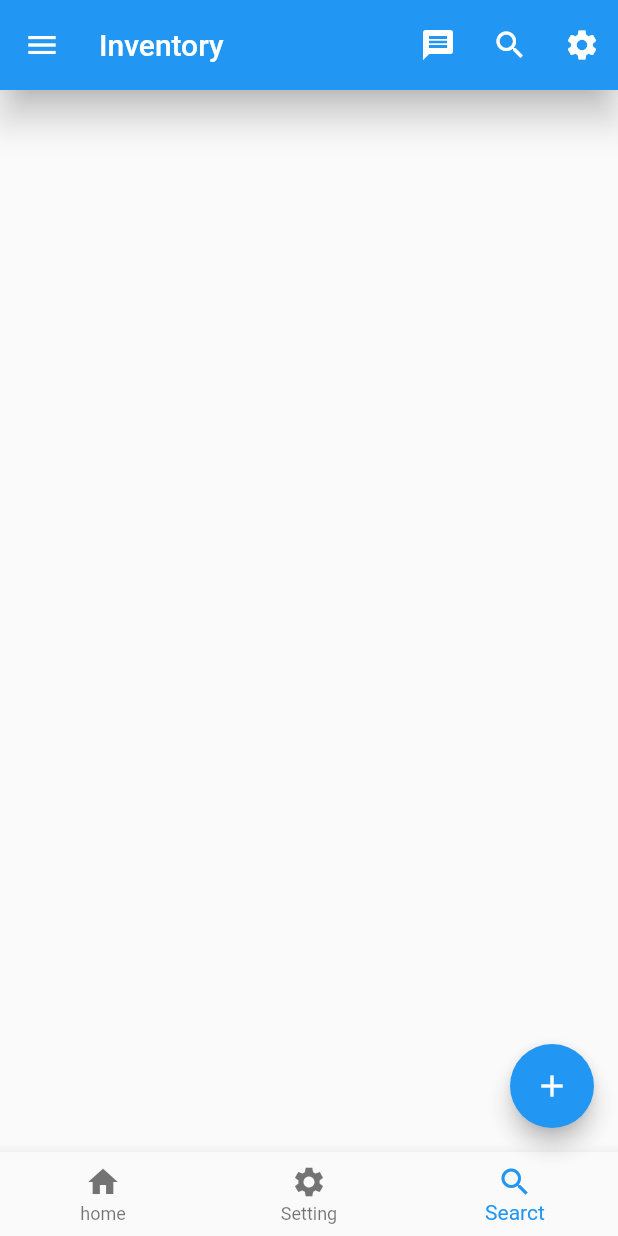
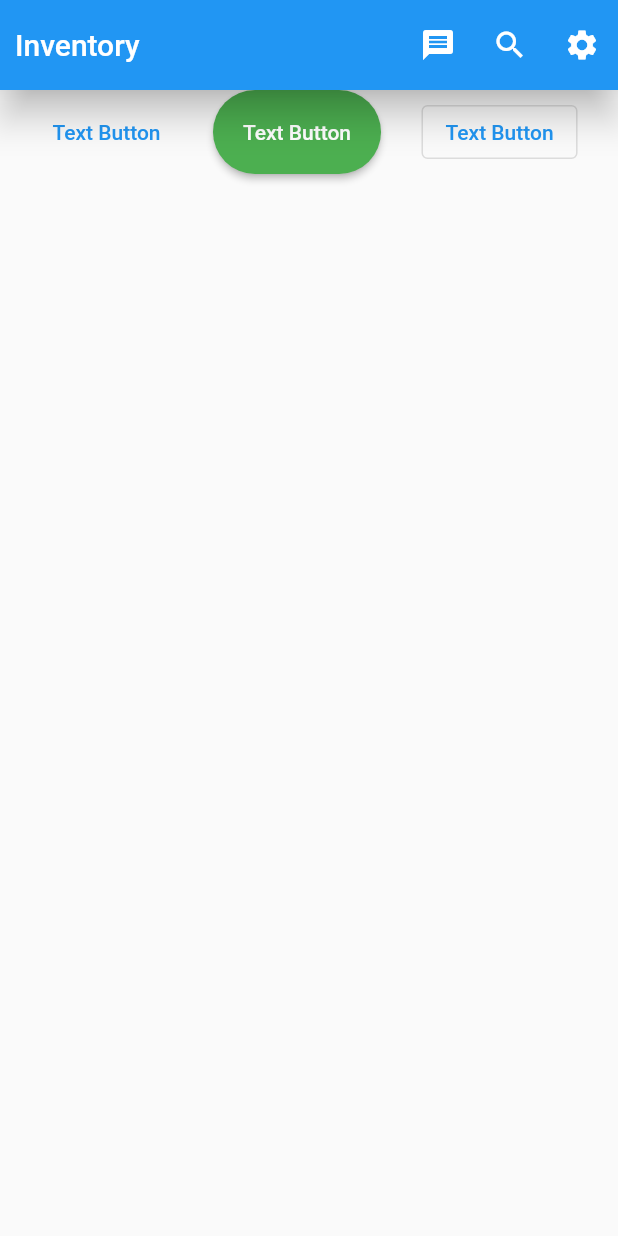
Before and after one commit to sohel7/flutter_office_practice, a Flutter app: the screen it shows after launch, on a phone screen of 412 x 824 dp. Run offline on Flutter 3.47's test engine with Material 2 defaults, Android fonts, the phone set to English and light mode, and no system bars.

Commit message:
commit first

```diff
--- a/lib/main.dart
+++ b/lib/main.dart
@@ -22,7 +22,7 @@ class MyApp extends StatelessWidget{
 //  SHow Snackbar Message  IN AppBar
 //==================================
 class HomeActivity extends StatelessWidget{
-  const HomeActivity({super.key});
+   const HomeActivity({super.key});
 
   MySnackBar(message,context){
 
@@ -35,6 +35,18 @@ class HomeActivity extends StatelessWidget{
 
   @override
   Widget build(BuildContext context) {
+
+    // ADD CUSTOM BUTTON STYLE for eleveted button
+    final ButtonStyle buttonStyle=ElevatedButton.styleFrom(
+        padding: EdgeInsets.all(20),
+        backgroundColor: Colors.green,
+        foregroundColor: Colors.white,
+        shape: RoundedRectangleBorder(
+          borderRadius: BorderRadius.all(Radius.circular(40))
+        )
+
+    );
+
     return Scaffold(
 
       appBar: AppBar(
@@ -53,124 +65,143 @@ class HomeActivity extends StatelessWidget{
           IconButton(onPressed: (){MySnackBar("Settings", context);}, icon: Icon(Icons.settings)),
         ],
       ),
-      floatingActionButton: FloatingActionButton(
-        elevation: 6,
-        child: Icon(Icons.add),
-        backgroundColor: Colors.blue,
-        onPressed: (){
-          MySnackBar("I am FLoating Action Buttion",context);
-
-        },
-      ),
-      bottomNavigationBar: BottomNavigationBar(
-        currentIndex: 2,// will show the active index
-        items: [
-
-          BottomNavigationBarItem(icon: Icon(Icons.home), label: "home"),
-          BottomNavigationBarItem(icon: Icon(Icons.settings), label: "Setting"),
-          BottomNavigationBarItem(icon: Icon(Icons.search), label: "Searct"),
+      // floatingActionButton: FloatingActionButton(
+      //   elevation: 6,
+      //   child: Icon(Icons.add),
+      //   backgroundColor: Colors.blue,
+      //   onPressed: (){
+      //     MySnackBar("I am FLoating Action Buttion",context);
+      //
+      //   },
+      // ),
+      // bottomNavigationBar: BottomNavigationBar(
+      //   currentIndex: 2,// will show the active index
+      //   items: [
+      //
+      //     BottomNavigationBarItem(icon: Icon(Icons.home), label: "home"),
+      //     BottomNavigationBarItem(icon: Icon(Icons.settings), label: "Setting"),
+      //     BottomNavigationBarItem(icon: Icon(Icons.search), label: "Searct"),
+      //   ],
+      // ),
+      // drawer: Drawer(
+      //   child: ListView(
+      //     children: [
+      //       // DrawerHeader(child:  Text("Sohel")),
+      //       DrawerHeader(
+      //         padding: EdgeInsets.all(0),
+      //         child: UserAccountsDrawerHeader(
+      //           decoration: BoxDecoration(color: Colors.white),
+      //           accountName: Text("Md SOhel Hossain", style: TextStyle(color: Colors.black),),
+      //           accountEmail: Text("sohelju1983@gmail.com",style: TextStyle(color: Colors.black),),
+      //           currentAccountPicture: Image.network("https://banner2.cleanpng.com/20180710/xui/kisspng-dart-programming-language-flutter-object-oriented-flutter-logo-5b454ed3adae62.4180922415312688197114.jpg"),
+      //           onDetailsPressed: (){
+      //             MySnackBar("Iam Details", context);
+      //           },
+      //
+      //
+      //         ),
+      //       ),
+      //       ListTile(
+      //           leading: Icon(Icons.home),
+      //           title: Text("home"),
+      //           onTap: (){
+      //             MySnackBar("Home",context);
+      //           }),
+      //       ListTile(
+      //           leading: Icon(Icons.contacts),
+      //           title: Text("contact"),
+      //           onTap: (){
+      //             MySnackBar("Contact",context);
+      //           }),
+      //       ListTile(
+      //           leading: Icon(Icons.person),
+      //           title: Text("profile"),
+      //           onTap: (){
+      //             MySnackBar("profile",context);
+      //           }),
+      //       ListTile(
+      //           leading: Icon(Icons.phone),
+      //           title: Text("phone"),
+      //           onTap: (){
+      //             MySnackBar("phone",context);
+      //           }),
+      //     ],
+      //   ),
+      // ),
+      // endDrawer: Drawer(
+      //   child: ListView(
+      //     children: [
+      //       // DrawerHeader(child:  Text("Sohel")),
+      //       DrawerHeader(
+      //         padding: EdgeInsets.all(0),
+      //         child: UserAccountsDrawerHeader(
+      //           decoration: BoxDecoration(color: Colors.white),
+      //           accountName: Text("Md SOhel Hossain", style: TextStyle(color: Colors.black),),
+      //           accountEmail: Text("sohelju1983@gmail.com",style: TextStyle(color: Colors.black),),
+      //           currentAccountPicture: Image.network("https://banner2.cleanpng.com/20180710/xui/kisspng-dart-programming-language-flutter-object-oriented-flutter-logo-5b454ed3adae62.4180922415312688197114.jpg"),
+      //           onDetailsPressed: (){
+      //             MySnackBar("Iam Details", context);
+      //           },
+      //
+      //
+      //         ),
+      //       ),
+      //       ListTile(
+      //           leading: Icon(Icons.home),
+      //           title: Text("home"),
+      //           onTap: (){
+      //             MySnackBar("Home",context);
+      //           }),
+      //       ListTile(
+      //           leading: Icon(Icons.contacts),
+      //           title: Text("contact"),
+      //           onTap: (){
+      //             MySnackBar("Contact",context);
+      //           }),
+      //       ListTile(
+      //           leading: Icon(Icons.person),
+      //           title: Text("profile"),
+      //           onTap: (){
+      //             MySnackBar("profile",context);
+      //           }),
+      //       ListTile(
+      //           leading: Icon(Icons.phone),
+      //           title: Text("phone"),
+      //           onTap: (){
+      //             MySnackBar("phone",context);
+      //           }),
+      //     ],
+      //   ),
+      // ),
+      // CONTAINE IN BODY
+      // body: Container(
+      //   height: 250,
+      //   width: 250,
+      //    alignment: Alignment.topCenter,
+      //   //margin: EdgeInsets.all(30),
+      //   margin: EdgeInsets.fromLTRB(60, 30, 20, 30),
+      //   //padding: EdgeInsets.all(30),
+      //   padding: EdgeInsets.fromLTRB(30, 30, 40, 50),
+      //   decoration: BoxDecoration(
+      //     color: Colors.blue,
+      //     border: Border.all(color: Colors.black,width: 6)
+      //   ),
+      //   child: Text("Hello",style: TextStyle(color: Colors.white),),
+      // ),
+      //
+    // BUTTON CREATE
+      body: Row(
+        mainAxisAlignment: MainAxisAlignment.spaceEvenly,
+        children: [
+          TextButton(onPressed: (){MySnackBar("I am Text TextButton",context);}, child: Text('Text Button')),
+          ElevatedButton(onPressed: (){MySnackBar("I am Text ElevatedButton",context);}, child: Text('Text Button'),style: buttonStyle,),
+          OutlinedButton(onPressed: (){MySnackBar("I am Text OutlinedButton",context);}, child: Text('Text Button'))
         ],
-      ),
-      drawer: Drawer(
-        child: ListView(
-          children: [
-            // DrawerHeader(child:  Text("Sohel")),
-            DrawerHeader(
-              padding: EdgeInsets.all(0),
-              child: UserAccountsDrawerHeader(
-                decoration: BoxDecoration(color: Colors.white),
-                accountName: Text("Md SOhel Hossain", style: TextStyle(color: Colors.black),),
-                accountEmail: Text("sohelju1983@gmail.com",style: TextStyle(color: Colors.black),),
-                currentAccountPicture: Image.network("https://banner2.cleanpng.com/20180710/xui/kisspng-dart-programming-language-flutter-object-oriented-flutter-logo-5b454ed3adae62.4180922415312688197114.jpg"),
-                onDetailsPressed: (){
-                  MySnackBar("Iam Details", context);
-                },
-
-
-              ),
-            ),
-            ListTile(
-                leading: Icon(Icons.home),
-                title: Text("home"),
-                onTap: (){
-                  MySnackBar("Home",context);
-                }),
-            ListTile(
-                leading: Icon(Icons.contacts),
-                title: Text("contact"),
-                onTap: (){
-                  MySnackBar("Contact",context);
-                }),
-            ListTile(
-                leading: Icon(Icons.person),
-                title: Text("profile"),
-                onTap: (){
-                  MySnackBar("profile",context);
-                }),
-            ListTile(
-                leading: Icon(Icons.phone),
-                title: Text("phone"),
-                onTap: (){
-                  MySnackBar("phone",context);
-                }),
-          ],
-        ),
-      ),
-      endDrawer: Drawer(
-        child: ListView(
-          children: [
-            // DrawerHeader(child:  Text("Sohel")),
-            DrawerHeader(
-              padding: EdgeInsets.all(0),
-              child: UserAccountsDrawerHeader(
-                decoration: BoxDecoration(color: Colors.white),
-                accountName: Text("Md SOhel Hossain", style: TextStyle(color: Colors.black),),
-                accountEmail: Text("sohelju1983@gmail.com",style: TextStyle(color: Colors.black),),
-                currentAccountPicture: Image.network("https://banner2.cleanpng.com/20180710/xui/kisspng-dart-programming-language-flutter-object-oriented-flutter-logo-5b454ed3adae62.4180922415312688197114.jpg"),
-                onDetailsPressed: (){
-                  MySnackBar("Iam Details", context);
-                },
-
-
-              ),
-            ),
-            ListTile(
-                leading: Icon(Icons.home),
-                title: Text("home"),
-                onTap: (){
-                  MySnackBar("Home",context);
-                }),
-            ListTile(
-                leading: Icon(Icons.contacts),
-                title: Text("contact"),
-                onTap: (){
-                  MySnackBar("Contact",context);
-                }),
-            ListTile(
-                leading: Icon(Icons.person),
-                title: Text("profile"),
-                onTap: (){
-                  MySnackBar("profile",context);
-                }),
-            ListTile(
-                leading: Icon(Icons.phone),
-                title: Text("phone"),
-                onTap: (){
-                  MySnackBar("phone",context);
-                }),
-          ],
-        ),
-      ),
+      ) ,
 
     );
   }
 }
-
-
-
-
-
-
 
 // // ICON SET IN AppBar
 // //=======================
```
